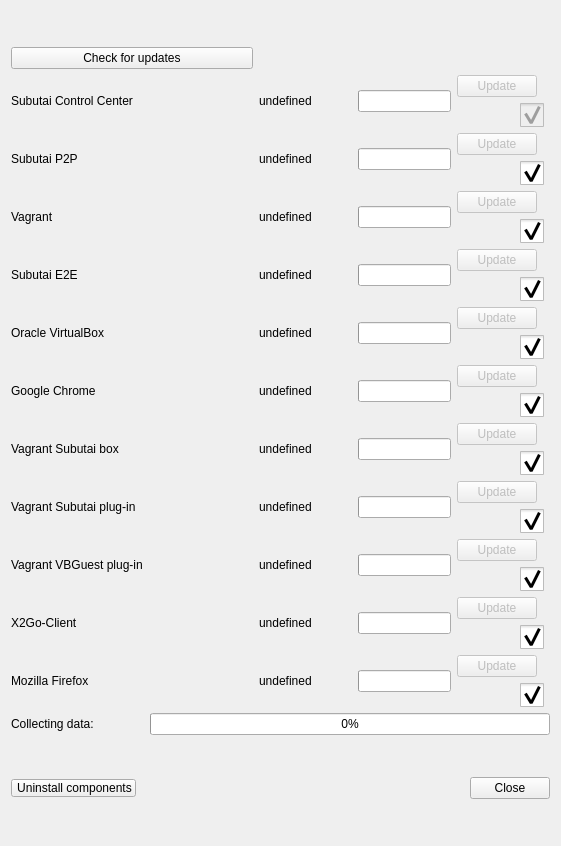
First picture: the form in hub/forms/DlgAbout.ui, repository subutai-io/control-center, before the edit.
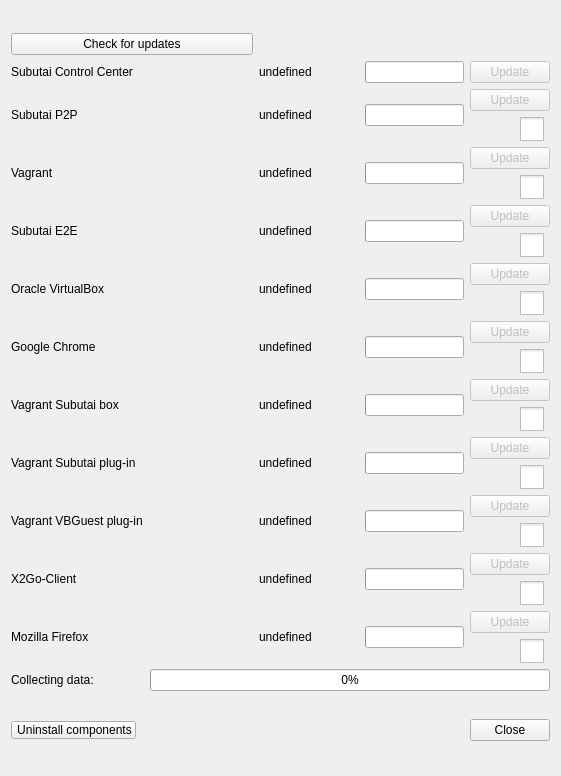
Second picture: the form after the edit. Icons and pictures are not drawn.

Commit message: uncheck by default checkboxes and remove checkbox for cc

```diff
--- a/hub/forms/DlgAbout.ui
+++ b/hub/forms/DlgAbout.ui
@@ -7,7 +7,7 @@
     <x>0</x>
     <y>0</y>
     <width>561</width>
-    <height>846</height>
+    <height>776</height>
    </rect>
   </property>
   <property name="sizePolicy">
@@ -157,7 +157,7 @@
             <string/>
            </property>
            <property name="checked">
-            <bool>true</bool>
+            <bool>false</bool>
            </property>
           </widget>
          </item>
@@ -378,7 +378,7 @@
             <string/>
            </property>
            <property name="checked">
-            <bool>true</bool>
+            <bool>false</bool>
            </property>
           </widget>
          </item>
@@ -433,58 +433,6 @@
            </property>
           </widget>
          </item>
-         <item alignment="Qt::AlignRight">
-          <widget class="QCheckBox" name="cb_tray">
-           <property name="enabled">
-            <bool>false</bool>
-           </property>
-           <property name="sizePolicy">
-            <sizepolicy hsizetype="Preferred" vsizetype="Fixed">
-             <horstretch>0</horstretch>
-             <verstretch>0</verstretch>
-            </sizepolicy>
-           </property>
-           <property name="maximumSize">
-            <size>
-             <width>16777215</width>
-             <height>30</height>
-            </size>
-           </property>
-           <property name="styleSheet">
-            <string notr="true">QCheckBox::indicator {
-     width: 24px;
-     height: 24px;
- }
-
-  QCheckBox::indicator:checked
-  {
-    image: url(:/hub/check_box.png);
-  }
-  QCheckBox::indicator:unchecked
-  {
-    image: url(:/hub/check_box.png);
-  }
-
-  QCheckBox::indicator:checked:pressed
-  {
-    image: url(:/hub/check_box.png);
-  }
-  QCheckBox::indicator:unchecked:pressed
-  {
-    image: url(:/hub/check_box.png);
-  }</string>
-           </property>
-           <property name="text">
-            <string/>
-           </property>
-           <property name="checkable">
-            <bool>true</bool>
-           </property>
-           <property name="checked">
-            <bool>true</bool>
-           </property>
-          </widget>
-         </item>
         </layout>
        </item>
        <item row="4" column="0">
@@ -629,7 +577,7 @@
             <string/>
            </property>
            <property name="checked">
-            <bool>true</bool>
+            <bool>false</bool>
            </property>
           </widget>
          </item>
@@ -770,7 +718,7 @@
             <string/>
            </property>
            <property name="checked">
-            <bool>true</bool>
+            <bool>false</bool>
            </property>
           </widget>
          </item>
@@ -862,7 +810,7 @@
             <string/>
            </property>
            <property name="checked">
-            <bool>true</bool>
+            <bool>false</bool>
            </property>
           </widget>
          </item>
@@ -1008,7 +956,7 @@
             <string/>
            </property>
            <property name="checked">
-            <bool>true</bool>
+            <bool>false</bool>
            </property>
           </widget>
          </item>
@@ -1172,7 +1120,7 @@
             <string/>
            </property>
            <property name="checked">
-            <bool>true</bool>
+            <bool>false</bool>
            </property>
           </widget>
          </item>
@@ -1315,7 +1263,7 @@
             <string/>
            </property>
            <property name="checked">
-            <bool>true</bool>
+            <bool>false</bool>
            </property>
           </widget>
          </item>
@@ -1463,7 +1411,7 @@
             <string/>
            </property>
            <property name="checked">
-            <bool>true</bool>
+            <bool>false</bool>
            </property>
           </widget>
          </item>
@@ -1560,7 +1508,7 @@
             <string/>
            </property>
            <property name="checked">
-            <bool>true</bool>
+            <bool>false</bool>
            </property>
           </widget>
          </item>
```
The commit also changes 1 other file.
